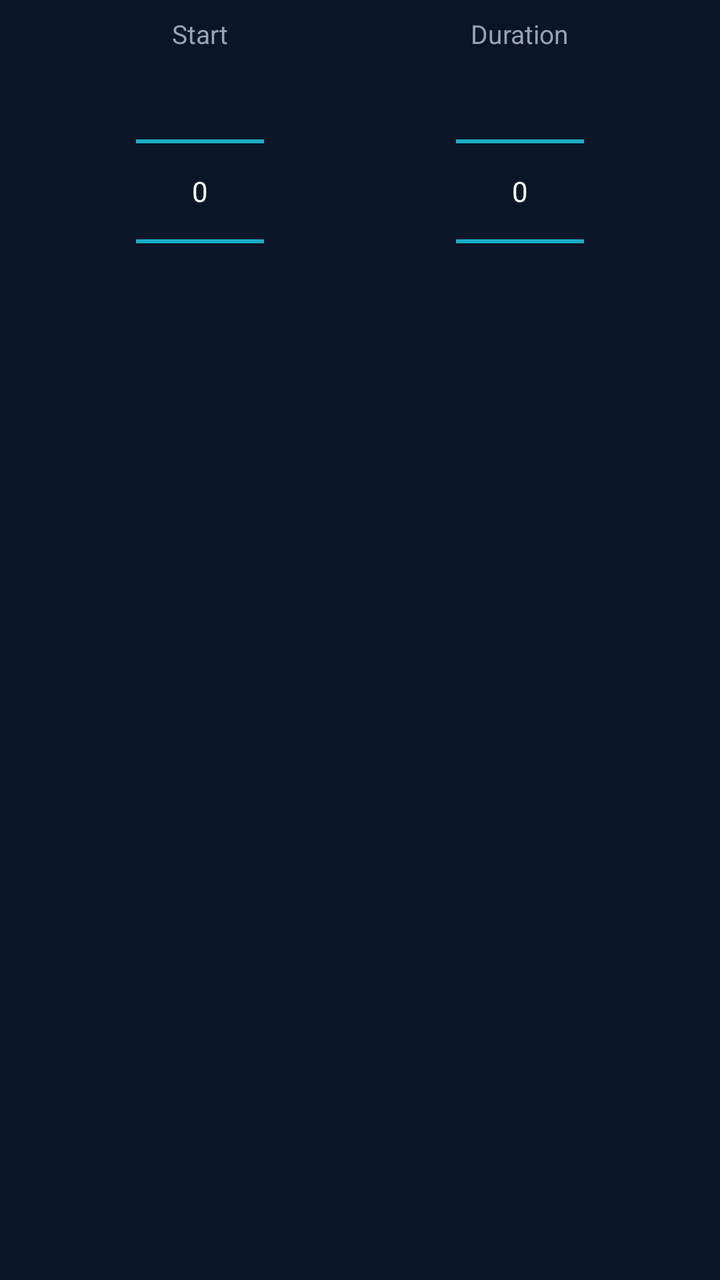
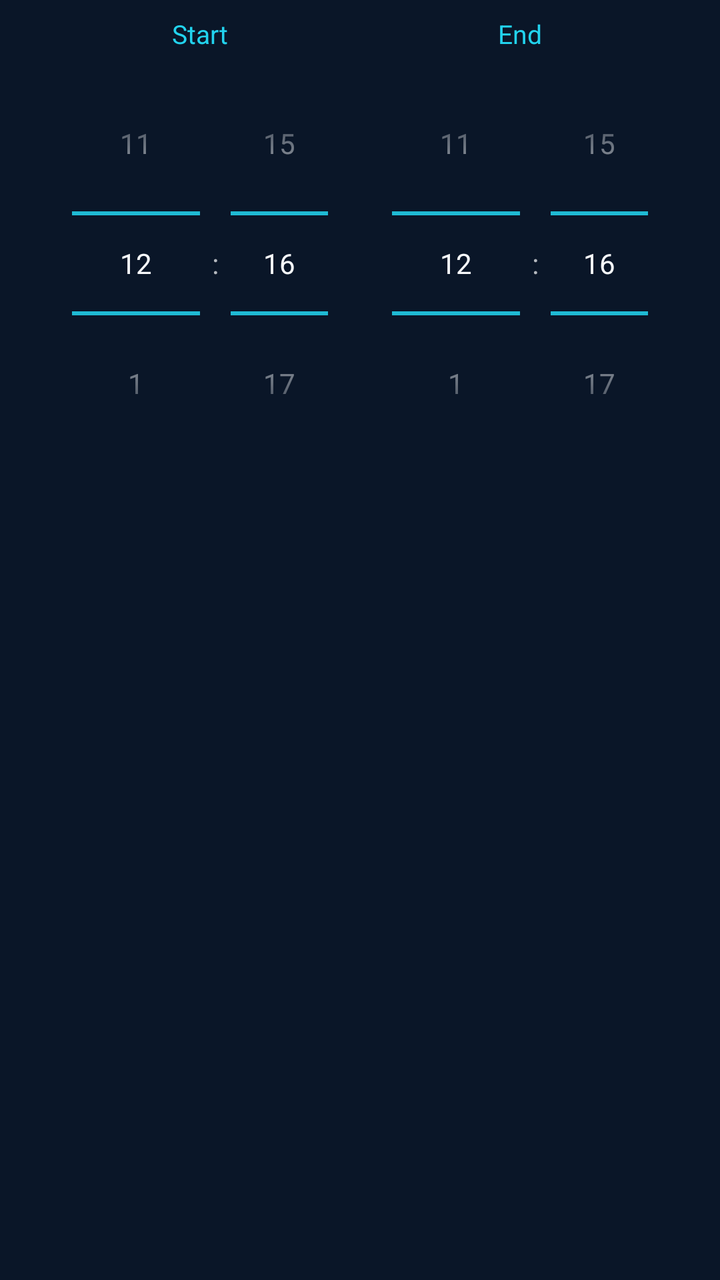

Compare the two renders of this Android layout. The source of the first and the diff that turns it into the second are given below.
<!-- AndroidManifest.xml: application theme Theme.StreamArcTV -->
<!-- res/layout/dialog_record.xml -->
<?xml version="1.0" encoding="utf-8"?>
<LinearLayout xmlns:android="http://schemas.android.com/apk/res/android"
    android:layout_width="match_parent"
    android:layout_height="wrap_content"
    android:orientation="vertical"
    android:paddingStart="20dp"
    android:paddingTop="8dp"
    android:paddingEnd="20dp"
    android:paddingBottom="4dp">

    <LinearLayout
        android:layout_width="match_parent"
        android:layout_height="wrap_content"
        android:orientation="horizontal">

        <LinearLayout
            android:layout_width="0dp"
            android:layout_height="wrap_content"
            android:layout_weight="1"
            android:gravity="center_horizontal"
            android:orientation="vertical">

            <TextView
                android:layout_width="wrap_content"
                android:layout_height="wrap_content"
                android:text="@string/record_start"
                android:textColor="@color/text_muted"
                android:textSize="13sp" />

            <NumberPicker
                android:id="@+id/pickStart"
                android:layout_width="wrap_content"
                android:layout_height="140dp"
                android:theme="@style/PickerTheme" />
        </LinearLayout>

        <LinearLayout
            android:layout_width="0dp"
            android:layout_height="wrap_content"
            android:layout_weight="1"
            android:gravity="center_horizontal"
            android:orientation="vertical">

            <TextView
                android:layout_width="wrap_content"
                android:layout_height="wrap_content"
                android:text="@string/record_duration"
                android:textColor="@color/text_muted"
                android:textSize="13sp" />

            <NumberPicker
                android:id="@+id/pickDuration"
                android:layout_width="wrap_content"
                android:layout_height="140dp"
                android:theme="@style/PickerTheme" />
        </LinearLayout>
    </LinearLayout>

    <TextView
        android:id="@+id/txtFolder"
        android:layout_width="match_parent"
        android:layout_height="wrap_content"
        android:layout_marginTop="10dp"
        android:textColor="@color/text_muted"
        android:textSize="13sp" />
</LinearLayout>
<!-- resources referenced by this layout -->
<resources>
  <color name="text_muted">#94A3B8</color>
  <string name="record_duration">Duration</string>
  <string name="record_start">Start</string>
  <style name="PickerTheme">
          <item name="android:textColorPrimary">@color/text</item>
          <item name="colorControlNormal">@color/accent</item>
      </style>
  <style name="Theme.StreamArcTV" parent="Theme.MaterialComponents.NoActionBar">
          <item name="colorPrimary">@color/accent</item>
          <item name="colorPrimaryVariant">@color/accent_dark</item>
          <item name="colorOnPrimary">@color/bg</item>
          <item name="colorSecondary">@color/accent</item>
          <item name="colorOnSecondary">@color/bg</item>
          <item name="colorSurface">@color/surface</item>
          <item name="colorOnSurface">@color/text</item>
          <item name="android:colorBackground">@color/bg</item>
          <item name="android:windowBackground">@color/bg</item>
          <item name="android:textColorPrimary">@color/text</item>
          <item name="android:textColorSecondary">@color/text_muted</item>
          <item name="android:statusBarColor">@color/bg</item>
          <item name="android:navigationBarColor">@color/bg</item>
          <item name="materialAlertDialogTheme">@style/Theme.StreamArcTV.Dialog</item>
          <item name="alertDialogTheme">@style/Theme.StreamArcTV.Dialog</item>
      </style>
  <color name="text">#F8FAFC</color>
  <color name="accent">#22D3EE</color>
  <color name="accent_dark">#7C3AED</color>
  <color name="bg">#0A1628</color>
  <color name="surface">#132A4F</color>
  <style name="Theme.StreamArcTV.Dialog" parent="Theme.MaterialComponents.Dialog.Alert">
          <item name="colorPrimary">@color/accent</item>
          <item name="colorSurface">@color/surface</item>
          <item name="android:textColorPrimary">@color/text</item>
          <item name="android:textColorSecondary">@color/text_muted</item>
          <item name="android:background">@color/surface</item>
      </style>
</resources>

<!-- the commit's change to res/layout/dialog_record.xml (unified diff, before → after) -->
@@ -1,66 +1,82 @@
 <?xml version="1.0" encoding="utf-8"?>
-<LinearLayout xmlns:android="http://schemas.android.com/apk/res/android"
+<ScrollView xmlns:android="http://schemas.android.com/apk/res/android"
     android:layout_width="match_parent"
-    android:layout_height="wrap_content"
-    android:orientation="vertical"
-    android:paddingStart="20dp"
-    android:paddingTop="8dp"
-    android:paddingEnd="20dp"
-    android:paddingBottom="4dp">
+    android:layout_height="wrap_content">
 
     <LinearLayout
         android:layout_width="match_parent"
         android:layout_height="wrap_content"
-        android:orientation="horizontal">
+        android:orientation="vertical"
+        android:paddingStart="20dp"
+        android:paddingTop="8dp"
+        android:paddingEnd="20dp"
+        android:paddingBottom="4dp">
 
         <LinearLayout
-            android:layout_width="0dp"
+            android:id="@+id/pickers"
+            android:layout_width="match_parent"
             android:layout_height="wrap_content"
-            android:layout_weight="1"
-            android:gravity="center_horizontal"
-            android:orientation="vertical">
+            android:orientation="horizontal">
 
-            <TextView
-                android:layout_width="wrap_content"
+            <LinearLayout
+                android:layout_width="0dp"
                 android:layout_height="wrap_content"
-                android:text="@string/record_start"
-                android:textColor="@color/text_muted"
-                android:textSize="13sp" />
+                android:layout_weight="1"
+                android:gravity="center_horizontal"
+                android:orientation="vertical">
 
-            <NumberPicker
-                android:id="@+id/pickStart"
-                android:layout_width="wrap_content"
-                android:layout_height="140dp"
-                android:theme="@style/PickerTheme" />
+                <TextView
+                    android:layout_width="wrap_content"
+                    android:layout_height="wrap_content"
+                    android:text="@string/record_start_time"
+                    android:textColor="@color/accent"
+                    android:textSize="13sp" />
+
+                <TimePicker
+                    android:id="@+id/pickStart"
+                    android:layout_width="wrap_content"
+                    android:layout_height="wrap_content"
+                    android:theme="@style/PickerTheme"
+                    android:timePickerMode="spinner" />
+            </LinearLayout>
+
+            <LinearLayout
+                android:layout_width="0dp"
+                android:layout_height="wrap_content"
+                android:layout_weight="1"
+                android:gravity="center_horizontal"
+                android:orientation="vertical">
+
+                <TextView
+                    android:layout_width="wrap_content"
+                    android:layout_height="wrap_content"
+                    android:text="@string/record_end_time"
+                    android:textColor="@color/accent"
+                    android:textSize="13sp" />
+
+                <TimePicker
+                    android:id="@+id/pickEnd"
+                    android:layout_width="wrap_content"
+                    android:layout_height="wrap_content"
+                    android:theme="@style/PickerTheme"
+                    android:timePickerMode="spinner" />
+            </LinearLayout>
         </LinearLayout>
 
-        <LinearLayout
-            android:layout_width="0dp"
+        <TextView
+            android:id="@+id/txtSummary"
+            android:layout_width="match_parent"
             android:layout_height="wrap_content"
-            android:layout_weight="1"
-            android:gravity="center_horizontal"
-            android:orientation="vertical">
+            android:layout_marginTop="6dp"
+            android:textColor="@color/text"
+            android:textSize="14sp" />
 
-            <TextView
-                android:layout_width="wrap_content"
-                android:layout_height="wrap_content"
-                android:text="@string/record_duration"
-                android:textColor="@color/text_muted"
-                android:textSize="13sp" />
-
-            <NumberPicker
-                android:id="@+id/pickDuration"
-                android:layout_width="wrap_content"
-                android:layout_height="140dp"
-                android:theme="@style/PickerTheme" />
-        </LinearLayout>
+        <TextView
+            android:id="@+id/txtFolder"
+            android:layout_width="match_parent"
+            android:layout_height="wrap_content"
+            android:layout_marginTop="6dp"
+            android:textColor="@color/text_muted"
+            android:textSize="13sp" />
     </LinearLayout>
-
-    <TextView
-        android:id="@+id/txtFolder"
-        android:layout_width="match_parent"
-        android:layout_height="wrap_content"
-        android:layout_marginTop="10dp"
-        android:textColor="@color/text_muted"
-        android:textSize="13sp" />
-</LinearLayout>
+</ScrollView>
<!-- resource entries referenced after the edit -->
@@ -1,8 +1,8 @@
 <!-- resources referenced by this layout -->
 <resources>
   <color name="text_muted">#94A3B8</color>
-  <string name="record_duration">Duration</string>
-  <string name="record_start">Start</string>
+  <string name="record_end_time">End</string>
+  <string name="record_start_time">Start</string>
   <style name="PickerTheme">
           <item name="android:textColorPrimary">@color/text</item>
           <item name="colorControlNormal">@color/accent</item>
